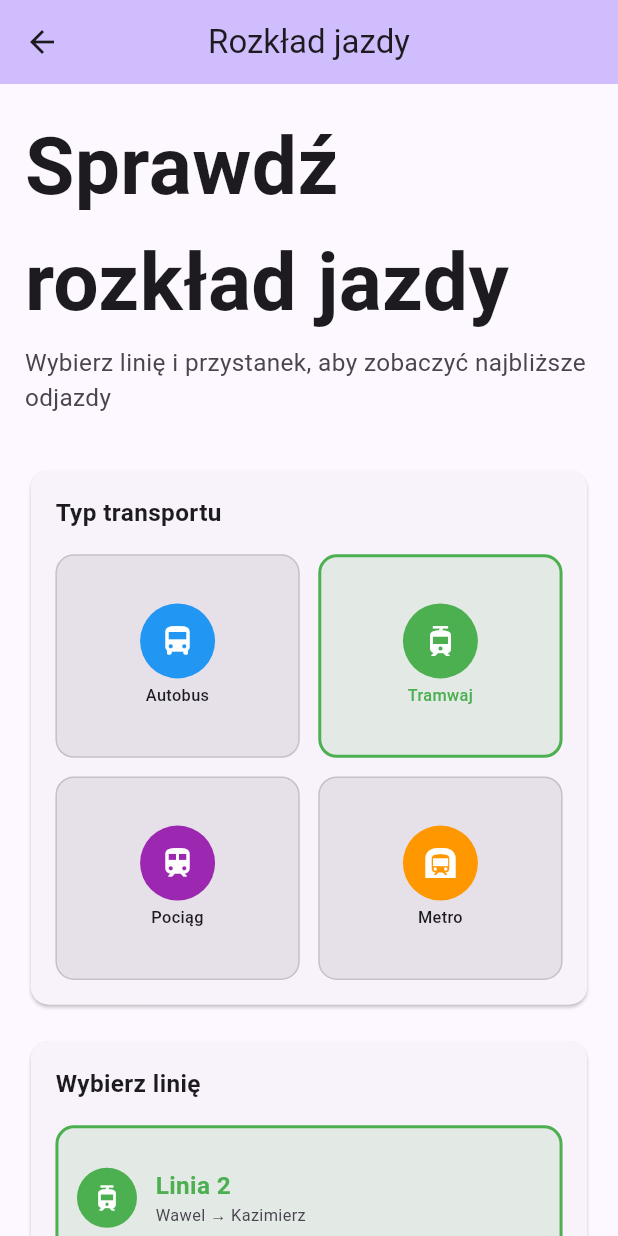
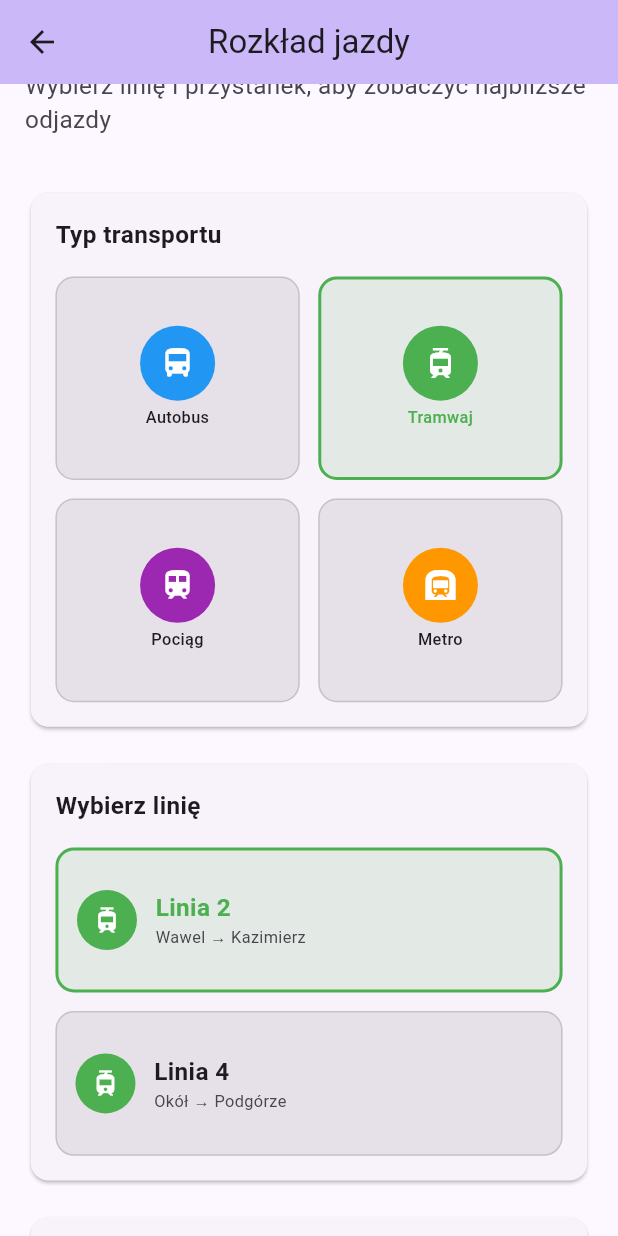
Before and after one commit to SZtyro/hackaton_journey_radar, a Flutter app: the SchedulePage screen opened directly, after a tap on "Autobus", after a tap on "Tramwaj", after a tap on "Linia 2", on a phone screen of 412 x 824 dp. Run offline on Flutter 3.47's test engine with Material 3 defaults, Android fonts, the phone set to English and light mode, and no system bars; our stand-ins replace bloc, dio, easy_localization, equatable, firebase_core, firebase_messaging and 18 more; missing offline and left inert: curl_logger_dio_interceptor; accounts and stored records are empty; generated files the repository leaves out were written again; statements that could not run were skipped.

Commit message:
feat: Add auto-scrolling on schedule page

```diff
--- a/mobile/journey_radar_mobile/lib/features/schedule_page.dart
+++ b/mobile/journey_radar_mobile/lib/features/schedule_page.dart
@@ -26,6 +26,13 @@ class _SchedulePageState extends State<SchedulePage> {
   String? _selectedRoute;
   String? _selectedStop;
   RouteType? _selectedRouteType;
+
+  final ScrollController _scrollController = ScrollController();
+
+  // Keys for scroll targets
+  final GlobalKey _routeCardKey = GlobalKey();
+  final GlobalKey _stopCardKey = GlobalKey();
+  final GlobalKey _scheduleCardKey = GlobalKey();
 
   final List<Map<String, dynamic>> _routes = [
     {
@@ -99,6 +106,33 @@ class _SchedulePageState extends State<SchedulePage> {
   ];
 
   @override
+  void dispose() {
+    _scrollController.dispose();
+    super.dispose();
+  }
+
+  void _scrollToWidget(GlobalKey key) {
+    if (key.currentContext != null) {
+      Scrollable.ensureVisible(
+        key.currentContext!,
+        duration: const Duration(milliseconds: 500),
+        curve: Curves.easeInOut,
+        alignment: 0.1, // Scroll to show the widget near the top
+      );
+    }
+  }
+
+  void _scrollToBottom() {
+    if (_scrollController.hasClients) {
+      _scrollController.animateTo(
+        _scrollController.position.maxScrollExtent,
+        duration: const Duration(milliseconds: 500),
+        curve: Curves.easeInOut,
+      );
+    }
+  }
+
+  @override
   Widget build(BuildContext context) {
     return AppScaffold(
       appBar: AppBar(
@@ -106,6 +140,7 @@ class _SchedulePageState extends State<SchedulePage> {
         backgroundColor: Theme.of(context).colorScheme.inversePrimary,
       ),
       body: SingleChildScrollView(
+        controller: _scrollController,
         padding: EdgeInsets.all(AppSpacing.m),
         child: Column(
           crossAxisAlignment: CrossAxisAlignment.start,
@@ -167,6 +202,11 @@ class _SchedulePageState extends State<SchedulePage> {
                                   null; // Reset route when type changes
                               _selectedStop =
                                   null; // Reset stop when type changes
+                            });
+                            // Auto-scroll to route card after a short delay
+                            Future.delayed(const Duration(milliseconds: 100),
+                                () {
+                              _scrollToWidget(_routeCardKey);
                             });
                           },
                           child: Container(
@@ -234,6 +274,7 @@ class _SchedulePageState extends State<SchedulePage> {
             // Route selection - only show if route type is selected
             if (_selectedRouteType != null) ...[
               Card(
+                key: _routeCardKey,
                 child: Padding(
                   padding: EdgeInsets.all(AppSpacing.m),
                   child: Column(
@@ -274,6 +315,11 @@ class _SchedulePageState extends State<SchedulePage> {
                                 _selectedRoute = route['id'];
                                 _selectedStop =
                                     null; // Reset stop when route changes
+                              });
+                              // Auto-scroll to stop card after a short delay
+                              Future.delayed(const Duration(milliseconds: 100),
+                                  () {
+                                _scrollToWidget(_stopCardKey);
                               });
                             },
                             child: Container(
@@ -362,6 +408,7 @@ class _SchedulePageState extends State<SchedulePage> {
               // Stop selection - only show if route is selected
               if (_selectedRoute != null) ...[
                 Card(
+                  key: _stopCardKey,
                   child: Padding(
                     padding: EdgeInsets.all(AppSpacing.m),
                     child: Column(
@@ -394,6 +441,11 @@ class _SchedulePageState extends State<SchedulePage> {
                               onTap: () {
                                 setState(() {
                                   _selectedStop = stop['id'];
+                                });
+                                // Auto-scroll to schedule card after a short delay
+                                Future.delayed(
+                                    const Duration(milliseconds: 100), () {
+                                  _scrollToWidget(_scheduleCardKey);
                                 });
                               },
                               child: Container(
@@ -463,7 +515,15 @@ class _SchedulePageState extends State<SchedulePage> {
 
                 // Schedule results
                 if (_selectedStop != null) ...[
-                  Card(
+                  GestureDetector(
+                    onTap: () {
+                      // Scroll to bottom of the page
+                      Future.delayed(const Duration(milliseconds: 100), () {
+                        _scrollToBottom();
+                      });
+                    },
+                    child: Card(
+                      key: _scheduleCardKey,
                       child: Padding(
                         padding: EdgeInsets.all(AppSpacing.m),
                         child: Column(
@@ -486,11 +546,20 @@ class _SchedulePageState extends State<SchedulePage> {
                                         Theme.of(context).colorScheme.onSurface,
                                   ),
                                 ),
+                                Spacer(),
+                                Icon(
+                                  Icons.keyboard_arrow_down,
+                                  color: Theme.of(context)
+                                      .colorScheme
+                                      .onSurfaceVariant,
+                                  size: 20,
+                                ),
                               ],
                             ),
                             SizedBox(height: AppSpacing.m),
                             _buildScheduleList(),
                           ],
+                        ),
                       ),
                     ),
                   ),
```
Lines whose indentation alone changed are shown as unchanged.
